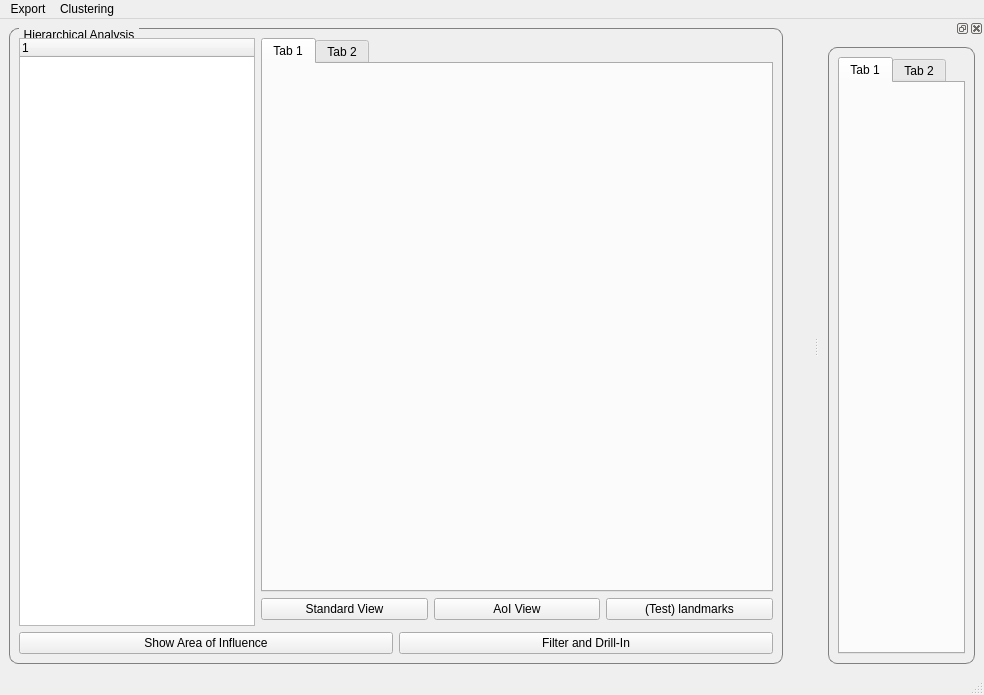
Qt form applications/command_line_tools/hsne_volume_analyzer/application.ui (Nicola17/High-Dimensional-Inspector) before a commit.
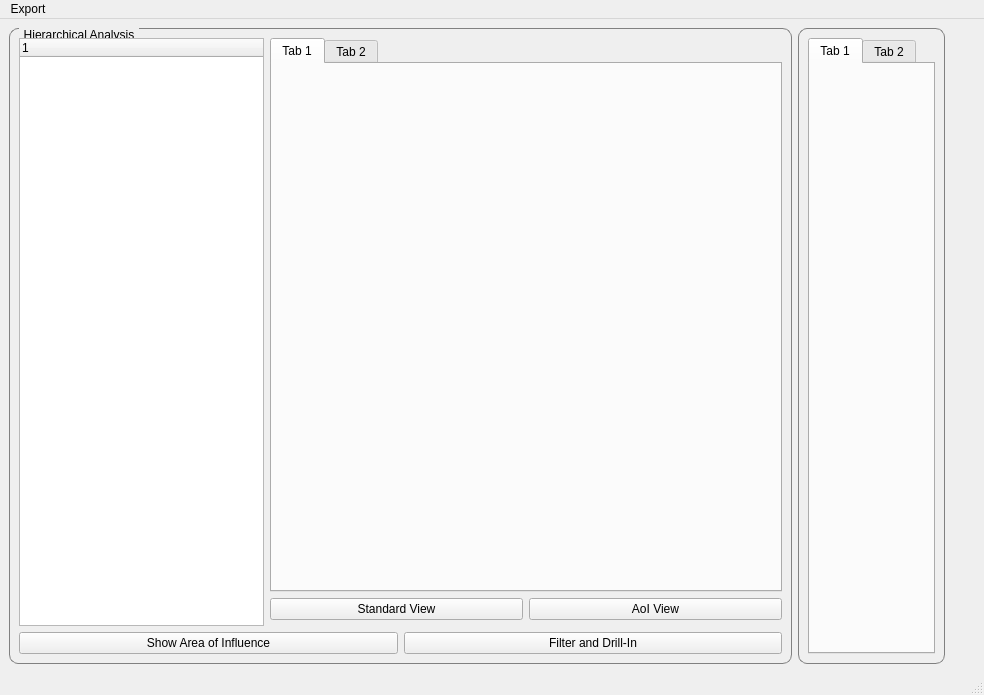
The same form after that commit.

```diff
--- a/applications/command_line_tools/hsne_volume_analyzer/application.ui
+++ b/applications/command_line_tools/hsne_volume_analyzer/application.ui
@@ -15,19 +15,6 @@
   </property>
   <widget class="QWidget" name="centralwidget">
    <layout class="QGridLayout" name="gridLayout_2">
-    <item row="0" column="2">
-     <spacer name="horizontalSpacer">
-      <property name="orientation">
-       <enum>Qt::Horizontal</enum>
-      </property>
-      <property name="sizeHint" stdset="0">
-       <size>
-        <width>40</width>
-        <height>20</height>
-       </size>
-      </property>
-     </spacer>
-    </item>
     <item row="0" column="0">
      <widget class="QGroupBox" name="groupBox_3">
       <property name="styleSheet">
@@ -122,18 +109,63 @@
            </property>
           </widget>
          </item>
-         <item row="1" column="2">
-          <widget class="QPushButton" name="_landmarks_view_push_btn">
-           <property name="text">
-            <string>(Test) landmarks</string>
-           </property>
-          </widget>
-         </item>
         </layout>
        </item>
       </layout>
      </widget>
     </item>
+    <item row="0" column="3">
+     <spacer name="horizontalSpacer">
+      <property name="orientation">
+       <enum>Qt::Horizontal</enum>
+      </property>
+      <property name="sizeHint" stdset="0">
+       <size>
+        <width>40</width>
+        <height>20</height>
+       </size>
+      </property>
+     </spacer>
+    </item>
+    <item row="0" column="2">
+     <widget class="QGroupBox" name="_view_grp_bx">
+      <property name="styleSheet">
+       <string notr="true">QGroupBox {
+    border: 1px solid gray;
+    border-radius: 9px;
+    margin-top: 0.5em;
+}
+
+QGroupBox::title {
+    subcontrol-origin: margin;
+    left: 10px;
+    padding: 0 3px 0 3px;
+}</string>
+      </property>
+      <property name="title">
+       <string/>
+      </property>
+      <layout class="QHBoxLayout" name="horizontalLayout_2">
+       <item>
+        <widget class="QTabWidget" name="_view_widget">
+         <property name="currentIndex">
+          <number>0</number>
+         </property>
+         <widget class="QWidget" name="tab">
+          <attribute name="title">
+           <string>Tab 1</string>
+          </attribute>
+         </widget>
+         <widget class="QWidget" name="tab_2">
+          <attribute name="title">
+           <string>Tab 2</string>
+          </attribute>
+         </widget>
+        </widget>
+       </item>
+      </layout>
+     </widget>
+    </item>
    </layout>
   </widget>
   <widget class="QMenuBar" name="menubar">
@@ -142,7 +174,7 @@
      <x>0</x>
      <y>0</y>
      <width>984</width>
-     <height>15</height>
+     <height>17</height>
     </rect>
    </property>
    <widget class="QMenu" name="menuExport">
@@ -154,64 +186,9 @@
     <addaction name="action_export_influence"/>
     <addaction name="action_export_analysis"/>
    </widget>
-   <widget class="QMenu" name="menuClustering">
-    <property name="title">
-     <string>Clustering</string>
-    </property>
-    <addaction name="action_cluster_selection"/>
-   </widget>
    <addaction name="menuExport"/>
-   <addaction name="menuClustering"/>
   </widget>
   <widget class="QStatusBar" name="statusbar"/>
-  <widget class="QDockWidget" name="dockWidget">
-   <attribute name="dockWidgetArea">
-    <number>2</number>
-   </attribute>
-   <widget class="QWidget" name="dockWidgetContents">
-    <layout class="QHBoxLayout" name="horizontalLayout">
-     <item>
-      <widget class="QGroupBox" name="_view_grp_bx">
-       <property name="styleSheet">
-        <string notr="true">QGroupBox {
-    border: 1px solid gray;
-    border-radius: 9px;
-    margin-top: 0.5em;
-}
-
-QGroupBox::title {
-    subcontrol-origin: margin;
-    left: 10px;
-    padding: 0 3px 0 3px;
-}</string>
-       </property>
-       <property name="title">
-        <string/>
-       </property>
-       <layout class="QHBoxLayout" name="horizontalLayout_2">
-        <item>
-         <widget class="QTabWidget" name="_view_widget">
-          <property name="currentIndex">
-           <number>0</number>
-          </property>
-          <widget class="QWidget" name="tab">
-           <attribute name="title">
-            <string>Tab 1</string>
-           </attribute>
-          </widget>
-          <widget class="QWidget" name="tab_2">
-           <attribute name="title">
-            <string>Tab 2</string>
-           </attribute>
-          </widget>
-         </widget>
-        </item>
-       </layout>
-      </widget>
-     </item>
-    </layout>
-   </widget>
-  </widget>
   <action name="action_export_images">
    <property name="text">
     <string>Images</string>
```
Left out of the diff: 5 changed lines with no effect on the pictures.
